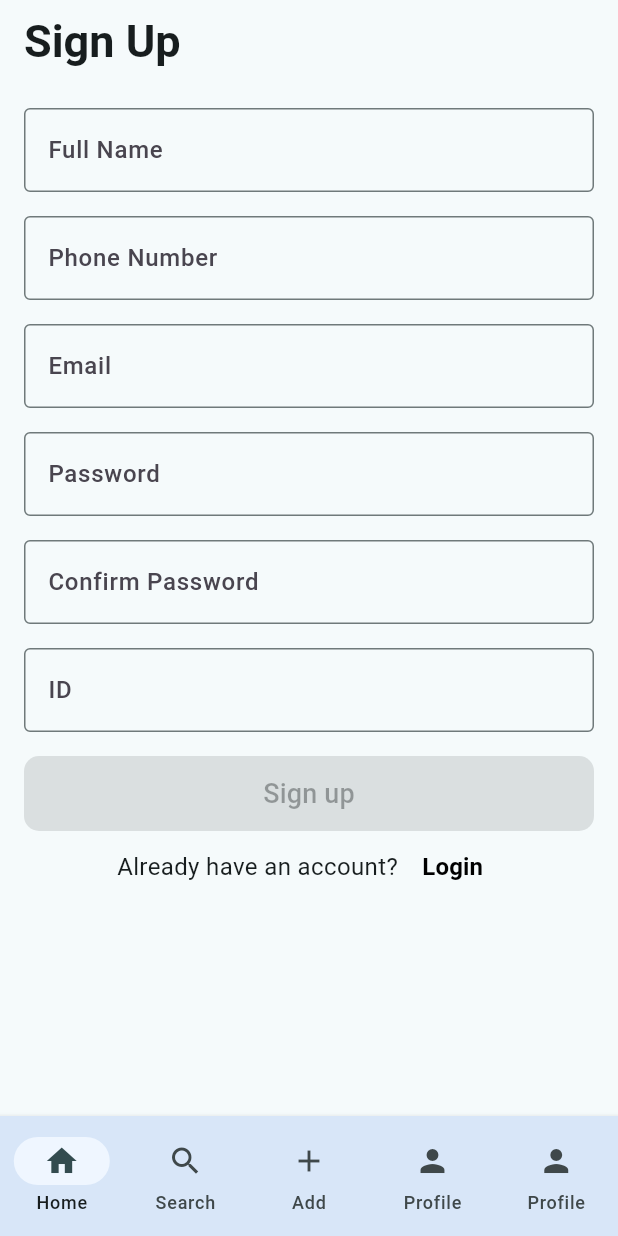
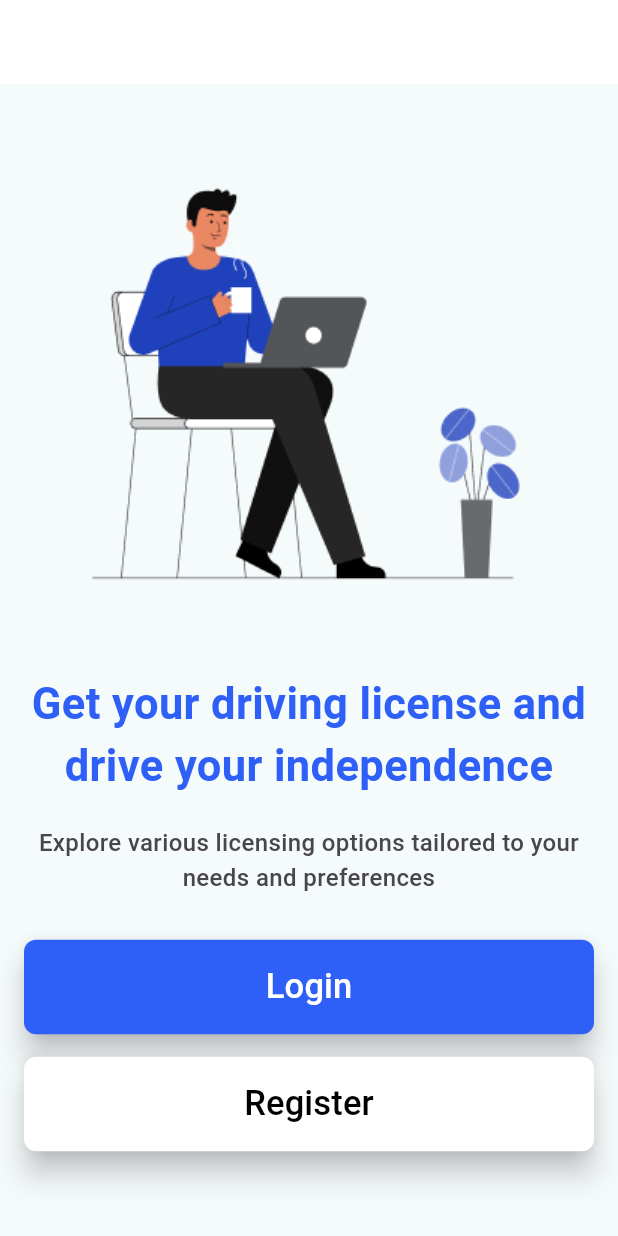
Before and after one commit to DrivingLicenseUni/DrivingLicense, a Flutter app: the screen it shows after launch, on a phone screen of 412 x 824 dp. Run offline on Flutter 3.47's test engine with Material 3 defaults, Android fonts, the phone set to English and light mode, and no system bars; our stand-ins replace cloud_firestore, firebase_auth, firebase_core, go_router, google_fonts; missing offline and left inert: square_in_app_payments; accounts and stored records are empty.

Commit message:
Added onboarding view

```diff
--- a/lib/main.dart
+++ b/lib/main.dart
@@ -1,5 +1,6 @@
 import "package:firebase_core/firebase_core.dart";
 import 'package:flutter/material.dart';
+import 'package:license/view/onboarding-v.dart';
 import 'package:license/view/view_calendar_time.dart';
 import 'package:license/res/colors.dart';
 import 'package:license/view/document_upload.dart';
@@ -47,7 +48,7 @@ class MyApp extends StatelessWidget {
           useMaterial3: true,
         ),
         restorationScopeId: 'app',
-        home: const ApplicationRoot(),
+        home: const OnboardingView(),
         routes: {
           "/forgot-password": (context) => ForgotPassword(),
           '/password-changed': (context) => const PasswordChanged(),
@@ -55,6 +56,7 @@ class MyApp extends StatelessWidget {
           "/select-instructor": (context) => const SelectInstructor(),
           "/document-upload": (context) => const DocumentUpload(),
           "/pick-date": (context) => const DatePickerExample(restorationId: 'main'),
+          "/onboarding-view": (context) => const OnboardingView(),
         },
         onGenerateRoute: (settings) {
           if (settings.name == "/instructor-details") {
--- /dev/null
+++ b/lib/view/onboarding-v.dart
@@ -0,0 +1,83 @@
+import 'package:flutter/material.dart';
+import '../res/colors.dart';
+
+class OnboardingView extends StatelessWidget {
+  const OnboardingView({super.key});
+
+  @override
+  Widget build(BuildContext context) {
+    return Scaffold(
+      appBar: AppBar(
+        backgroundColor: Colors.white,
+        foregroundColor: Colors.black,
+      ),
+      body: Padding(
+        padding: const EdgeInsets.all(16.0),
+        child: Column(
+          mainAxisAlignment: MainAxisAlignment.center,
+          children: [
+            Image.asset('assets/images/welcome-img.png'),
+            const SizedBox(height: 40),
+             Text(
+              'Get your driving license and drive your independence',
+              textAlign: TextAlign.center,
+              style: TextStyle(
+                color: AppColors.primary,
+                fontSize: 29,
+                fontWeight: FontWeight.bold,
+              ),
+            ),
+            const SizedBox(height: 20),
+             Text(
+              'Explore various licensing options tailored to your needs and preferences',
+              textAlign: TextAlign.center,
+              style: TextStyle(
+                color: AppColors.placeholder,
+                fontWeight: FontWeight.w500,
+                fontSize: 16,
+              ),
+            ),
+            const SizedBox(height: 30),
+          SizedBox(
+            width: double.infinity,
+            child: ElevatedButton(
+              onPressed: () {
+                Navigator.pushNamed(context, '/login');
+              },
+              style: ElevatedButton.styleFrom(
+                foregroundColor: Colors.white,
+                backgroundColor: AppColors.primary,
+                padding: const EdgeInsets.symmetric(vertical: 15),
+                elevation: 8,
+                shape: RoundedRectangleBorder(
+                    borderRadius: BorderRadius.circular(8)),
+              ),
+              child: const Text("Login",
+                  style:
+                  TextStyle(fontSize: 23, fontWeight: FontWeight.w500)),
+            )),
+            const SizedBox(height: 15),
+            SizedBox(
+                width: double.infinity,
+                child: ElevatedButton(
+                  onPressed: () {
+                    Navigator.pushNamed(context, '/signup');
+                  },
+                  style: ElevatedButton.styleFrom(
+                    foregroundColor: Colors.black,
+                    backgroundColor: Colors.white,
+                    padding: const EdgeInsets.symmetric(vertical: 15),
+                    elevation: 8,
+                    shape: RoundedRectangleBorder(
+                        borderRadius: BorderRadius.circular(8)),
+                  ),
+                  child: const Text("Register",
+                      style:
+                      TextStyle(fontSize: 23, fontWeight: FontWeight.w500)),
+                )),
+          ],
+        ),
+      ),
+    );
+  }
+}
--- a/pubspec.yaml
+++ b/pubspec.yaml
@@ -67,7 +67,8 @@ flutter:
   # assets:
   #   - images/a_dot_burr.jpeg
   #   - images/a_dot_ham.jpeg
-
+  assets:
+    - assets/images/welcome-img.png
   # An image asset can refer to one or more resolution-specific "variants", see
   # https://flutter.dev/assets-and-images/#resolution-aware
 
```
Also changed, not shown: assets/images/welcome-img.png (added).
